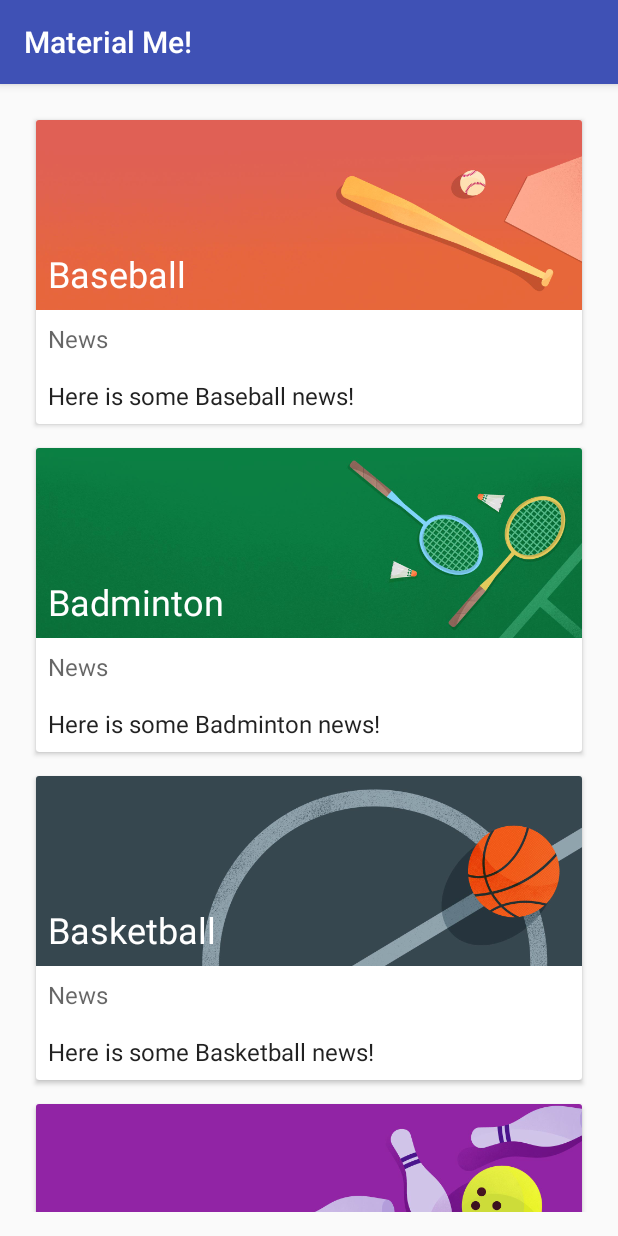
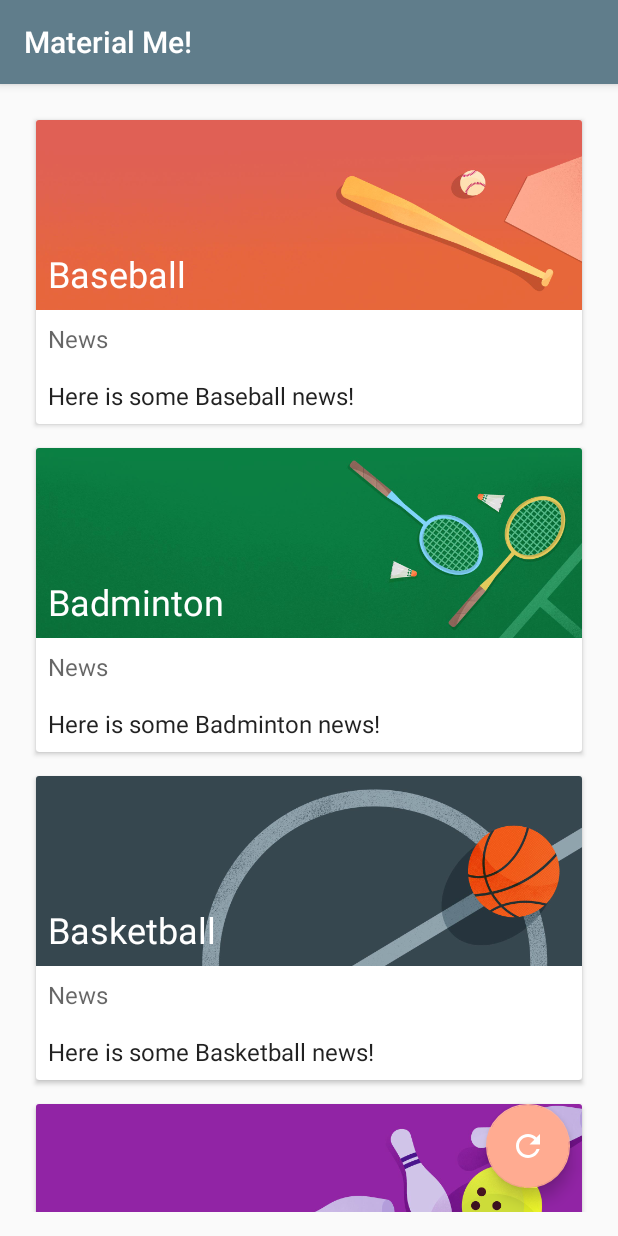
Before and after one commit to vasilevkin/codelab_Android-fundamentals-05.2-Cards-and-colors, an Android app: the screen it shows after launch (MainActivity), on a phone screen of 412 x 824 dp. Run offline under Robolectric (Android 15) with nearby library versions, the phone set to English and light mode, and no system bars; pictures from the network do not load.

Commit message:
Complete codelab.

```diff
--- a/MaterialMe-Starter/app/build.gradle
+++ b/MaterialMe-Starter/app/build.gradle
@@ -28,6 +28,7 @@ dependencies {
     implementation "org.jetbrains.kotlin:kotlin-stdlib-jdk7:$kotlin_version"
     implementation 'com.android.support:cardview-v7:27.1.1'
     implementation 'com.github.bumptech.glide:glide:3.7.0'
+    implementation 'com.android.support:design:27.1.1'
 }
 repositories {
     mavenCentral()
--- a/MaterialMe-Starter/app/src/main/AndroidManifest.xml
+++ b/MaterialMe-Starter/app/src/main/AndroidManifest.xml
@@ -23,7 +23,8 @@
         android:label="@string/app_name"
         android:supportsRtl="true"
         android:theme="@style/AppTheme">
-        <activity android:name="com.example.android.materialme.MainActivity">
+        <activity android:name=".DetailActivity"></activity>
+        <activity android:name=".MainActivity">
             <intent-filter>
                 <action android:name="android.intent.action.MAIN" />
 
--- a/MaterialMe-Starter/app/src/main/java/com/example/android/materialme/SportsAdapter.kt
+++ b/MaterialMe-Starter/app/src/main/java/com/example/android/materialme/SportsAdapter.kt
@@ -25,6 +25,9 @@ import android.widget.ImageView
 import android.widget.TextView
 import com.bumptech.glide.Glide
 import java.util.*
+import android.content.Intent
+
+
 
 /***
  * The adapter class for the RecyclerView, contains the sports data.
@@ -87,7 +90,7 @@ internal class SportsAdapter
      *
      * @param itemView The rootview of the list_item.xml layout file.
      */
-    (itemView: View) : RecyclerView.ViewHolder(itemView) {
+    (itemView: View) : RecyclerView.ViewHolder(itemView), View.OnClickListener {
 
         // Member Variables for the TextViews
         private val mTitleText: TextView
@@ -101,6 +104,9 @@ internal class SportsAdapter
             mInfoText = itemView.findViewById(R.id.subTitle)
             mSportsImage = itemView.findViewById(R.id.sportsImage)
 
+            // Set the OnClickListener to the entire view.
+            itemView.setOnClickListener(this)
+
         }
 
         fun bindTo(currentSport: Sport) {
@@ -109,5 +115,16 @@ internal class SportsAdapter
             mInfoText.text = currentSport.info
             Glide.with(mContext).load(currentSport.imageResource).into(mSportsImage)
         }
+
+        override fun onClick(v: View?) {
+            val currentSport = mSportsData[adapterPosition]
+
+            val detailIntent = Intent(mContext, DetailActivity::class.java)
+            detailIntent.putExtra("title", currentSport.title)
+            detailIntent.putExtra("image_resource",
+                    currentSport.imageResource)
+            mContext.startActivity(detailIntent)
+        }
+
     }
 }
--- /dev/null
+++ b/MaterialMe-Starter/app/src/main/res/drawable/ic_reset.xml
@@ -0,0 +1,9 @@
+<vector xmlns:android="http://schemas.android.com/apk/res/android"
+        android:width="24dp"
+        android:height="24dp"
+        android:viewportWidth="24.0"
+        android:viewportHeight="24.0">
+    <path
+        android:fillColor="#FF000000"
+        android:pathData="M17.65,6.35C16.2,4.9 14.21,4 12,4c-4.42,0 -7.99,3.58 -7.99,8s3.57,8 7.99,8c3.73,0 6.84,-2.55 7.73,-6h-2.08c-0.82,2.33 -3.04,4 -5.65,4 -3.31,0 -6,-2.69 -6,-6s2.69,-6 6,-6c1.66,0 3.14,0.69 4.22,1.78L13,11h7V4l-2.35,2.35z"/>
+</vector>
--- a/MaterialMe-Starter/app/src/main/res/layout/activity_main.xml
+++ b/MaterialMe-Starter/app/src/main/res/layout/activity_main.xml
@@ -1,5 +1,4 @@
-<?xml version="1.0" encoding="utf-8"?>
-<!--
+<?xml version="1.0" encoding="utf-8"?><!--
   Copyright 2018 Google Inc.
 
   Licensed under the Apache License, Version 2.0 (the "License");
@@ -18,16 +17,27 @@
     xmlns:tools="http://schemas.android.com/tools"
     android:layout_width="match_parent"
     android:layout_height="match_parent"
+    android:paddingLeft="@dimen/activity_horizontal_margin"
+    android:paddingTop="@dimen/activity_vertical_margin"
+    android:paddingRight="@dimen/activity_horizontal_margin"
     android:paddingBottom="@dimen/activity_vertical_margin"
-    android:paddingLeft="@dimen/activity_horizontal_margin"
-    android:paddingRight="@dimen/activity_horizontal_margin"
-    android:paddingTop="@dimen/activity_vertical_margin"
     tools:context="com.example.android.materialme.MainActivity">
 
     <android.support.v7.widget.RecyclerView
         android:id="@+id/recyclerView"
-        android:scrollbars="vertical"
         android:layout_width="match_parent"
-        android:layout_height="match_parent" />
+        android:layout_height="match_parent"
+        android:scrollbars="vertical" />
+
+    <android.support.design.widget.FloatingActionButton
+        android:layout_width="wrap_content"
+        android:layout_height="wrap_content"
+        android:layout_alignParentEnd="true"
+        android:layout_alignParentRight="true"
+        android:layout_alignParentBottom="true"
+        android:layout_margin="16dp"
+        android:onClick="resetSports"
+        android:src="@drawable/ic_reset"
+        android:tint="@android:color/white" />
 
 </RelativeLayout>
--- a/MaterialMe-Starter/app/src/main/res/values/colors.xml
+++ b/MaterialMe-Starter/app/src/main/res/values/colors.xml
@@ -15,7 +15,7 @@
   limitations under the License.
   -->
 <resources>
-    <color name="colorPrimary">#3F51B5</color>
-    <color name="colorPrimaryDark">#303F9F</color>
-    <color name="colorAccent">#FF4081</color>
+    <color name="colorPrimary">#607D8B</color>
+    <color name="colorPrimaryDark">#37474F</color>
+    <color name="colorAccent">#FFAB91</color>
 </resources>
```
Also changed, not shown: MaterialMe-Starter/app/src/main/java/com/example/android/materialme/DetailActivity.kt (added, +27 -0 lines), MaterialMe-Starter/app/src/main/java/com/example/android/materialme/MainActivity.kt (+6 -1 lines), MaterialMe-Starter/app/src/main/res/layout/activity_detail.xml (added, +48 -0 lines), MaterialMe-Starter/app/src/main/res/values/strings.xml (+26 -0 lines).
